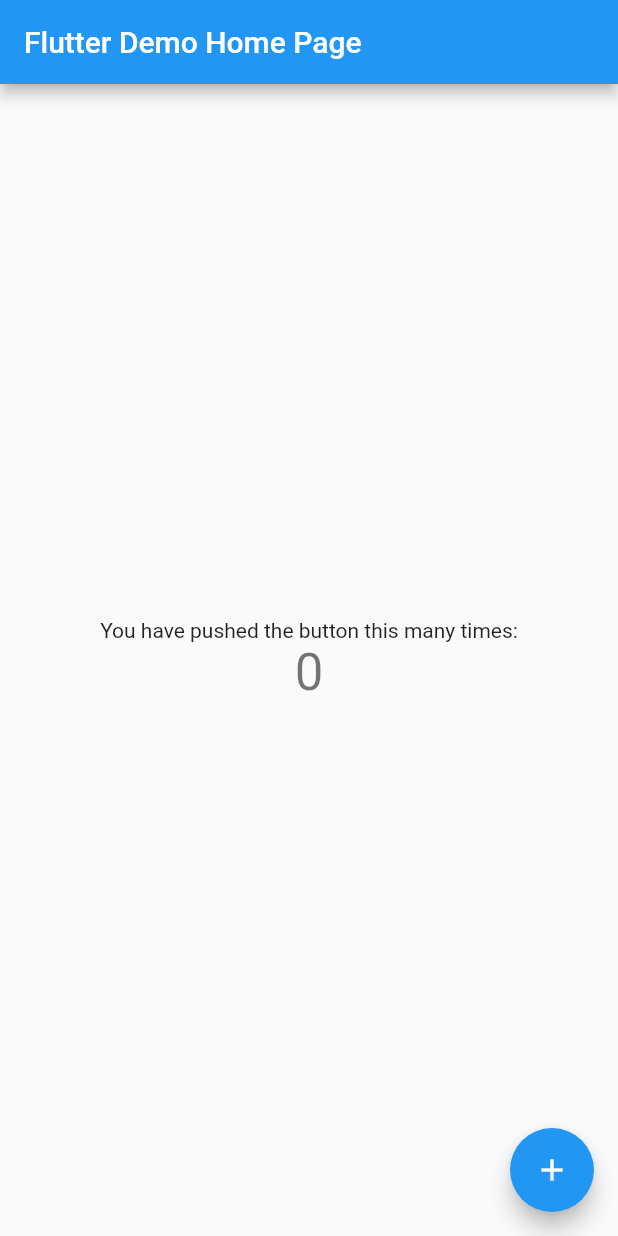
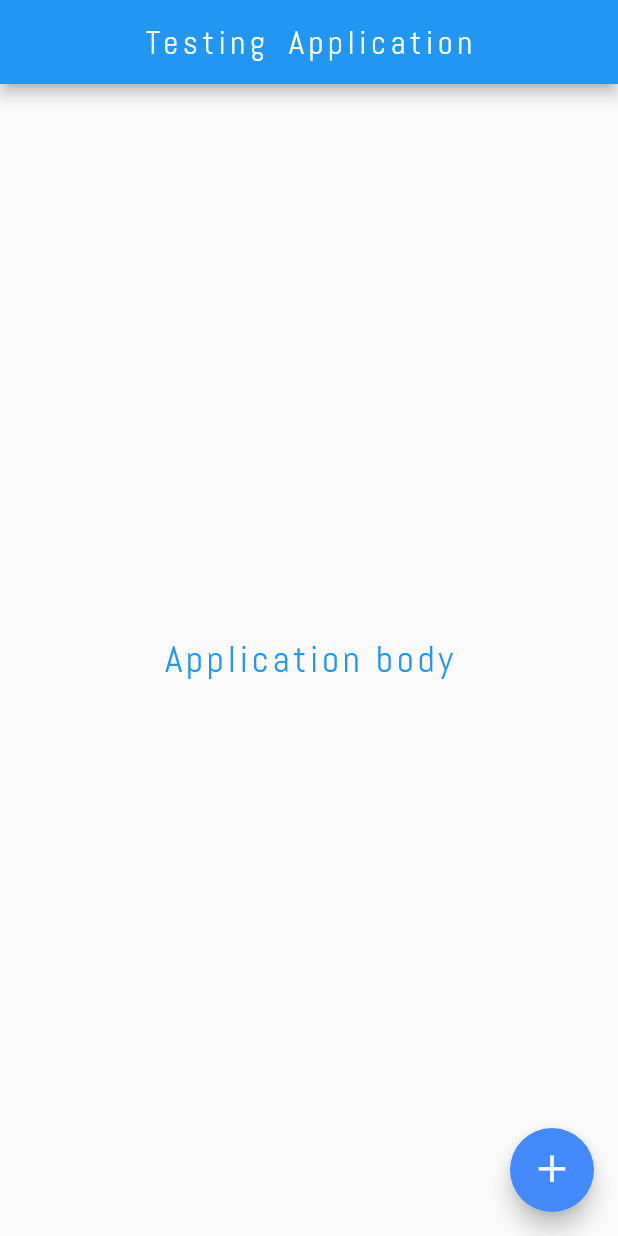
Before and after one commit to PlagerX-Group/flutter-app-dev, a Flutter app: the screen it shows after launch, on a phone screen of 412 x 824 dp. Run offline on Flutter 3.47's test engine with Material 2 defaults, Android fonts, the phone set to English and light mode, and no system bars; missing offline and left inert: dart:ffi.

Commit message:
Add widget, fonts, tests

```diff
--- a/lib/main.dart
+++ b/lib/main.dart
@@ -1,113 +1,48 @@
+import 'dart:ffi';
+
 import 'package:flutter/material.dart';
 
-void main() {
-  runApp(MyApp());
-}
+void main() => runApp(Application());
 
-class MyApp extends StatelessWidget {
-  // This widget is the root of your application.
+
+class Application extends StatelessWidget {
   @override
   Widget build(BuildContext context) {
     return MaterialApp(
-      title: 'Flutter Demo',
-      theme: ThemeData(
-        // This is the theme of your application.
-        //
-        // Try running your application with "flutter run". You'll see the
-        // application has a blue toolbar. Then, without quitting the app, try
-        // changing the primarySwatch below to Colors.green and then invoke
-        // "hot reload" (press "r" in the console where you ran "flutter run",
-        // or simply save your changes to "hot reload" in a Flutter IDE).
-        // Notice that the counter didn't reset back to zero; the application
-        // is not restarted.
-        primarySwatch: Colors.blue,
-      ),
-      home: MyHomePage(title: 'Flutter Demo Home Page'),
+      theme: ThemeData(primaryColor: Colors.blue),
+      home: Scaffold(
+        appBar: AppBar(
+          title: Text(
+            'Testing Application',
+            style: TextStyle(
+              fontFamily: 'AbelRegular',
+              fontSize: 22,
+              wordSpacing: 5,
+              letterSpacing: 3
+            ),
+          ),
+          centerTitle: true,
+        ),
+        body: Center(
+          child: Text('Application body', style: TextStyle(
+              fontSize: 25,
+              color: Colors.blue,
+              fontFamily: 'AbelRegular',
+              letterSpacing: 2.5
+          )),
+        ),
+        floatingActionButton: FloatingActionButton(
+          onPressed: () {},
+          child: Text(
+            '+',
+            style: TextStyle(
+              fontSize: 35,
+              fontFamily: 'AbelRegular'
+            ),
+          ),
+          backgroundColor: Colors.blueAccent,
+        ),
+      )
     );
   }
 }
-
-class MyHomePage extends StatefulWidget {
-  MyHomePage({Key? key, required this.title}) : super(key: key);
-
-  // This widget is the home page of your application. It is stateful, meaning
-  // that it has a State object (defined below) that contains fields that affect
-  // how it looks.
-
-  // This class is the configuration for the state. It holds the values (in this
-  // case the title) provided by the parent (in this case the App widget) and
-  // used by the build method of the State. Fields in a Widget subclass are
-  // always marked "final".
-
-  final String title;
-
-  @override
-  _MyHomePageState createState() => _MyHomePageState();
-}
-
-class _MyHomePageState extends State<MyHomePage> {
-  int _counter = 0;
-
-  void _incrementCounter() {
-    setState(() {
-      // This call to setState tells the Flutter framework that something has
-      // changed in this State, which causes it to rerun the build method below
-      // so that the display can reflect the updated values. If we changed
-      // _counter without calling setState(), then the build method would not be
-      // called again, and so nothing would appear to happen.
-      _counter++;
-    });
-  }
-
-  @override
-  Widget build(BuildContext context) {
-    // This method is rerun every time setState is called, for instance as done
-    // by the _incrementCounter method above.
-    //
-    // The Flutter framework has been optimized to make rerunning build methods
-    // fast, so that you can just rebuild anything that needs updating rather
-    // than having to individually change instances of widgets.
-    return Scaffold(
-      appBar: AppBar(
-        // Here we take the value from the MyHomePage object that was created by
-        // the App.build method, and use it to set our appbar title.
-        title: Text(widget.title),
-      ),
-      body: Center(
-        // Center is a layout widget. It takes a single child and positions it
-        // in the middle of the parent.
-        child: Column(
-          // Column is also a layout widget. It takes a list of children and
-          // arranges them vertically. By default, it sizes itself to fit its
-          // children horizontally, and tries to be as tall as its parent.
-          //
-          // Invoke "debug painting" (press "p" in the console, choose the
-          // "Toggle Debug Paint" action from the Flutter Inspector in Android
-          // Studio, or the "Toggle Debug Paint" command in Visual Studio Code)
-          // to see the wireframe for each widget.
-          //
-          // Column has various properties to control how it sizes itself and
-          // how it positions its children. Here we use mainAxisAlignment to
-          // center the children vertically; the main axis here is the vertical
-          // axis because Columns are vertical (the cross axis would be
-          // horizontal).
-          mainAxisAlignment: MainAxisAlignment.center,
-          children: <Widget>[
-            Text(
-              'You have pushed the button this many times:',
-            ),
-            Text(
-              '$_counter',
-              style: Theme.of(context).textTheme.headline4,
-            ),
-          ],
-        ),
-      ),
-      floatingActionButton: FloatingActionButton(
-        onPressed: _incrementCounter,
-        tooltip: 'Increment',
-        child: Icon(Icons.add),
-      ), // This trailing comma makes auto-formatting nicer for build methods.
-    );
-  }
-}
```
Also changed, not shown: pubspec.yaml (+4 -20 lines), fonts/Abel-Regular.ttf (added), 3 other files.
